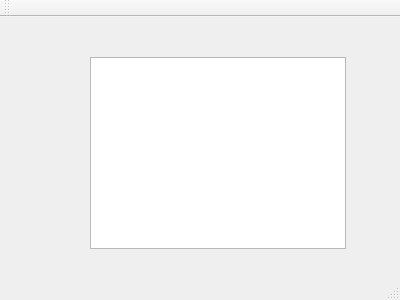
Above: mainwindow.ui from Soma247/cv_qt_test before the change. Below: the same form after it.
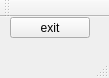
That is the form after the change.

Diff of the .ui file:
```diff
--- a/mainwindow.ui
+++ b/mainwindow.ui
@@ -6,23 +6,26 @@
    <rect>
     <x>0</x>
     <y>0</y>
-    <width>400</width>
-    <height>300</height>
+    <width>109</width>
+    <height>78</height>
    </rect>
   </property>
   <property name="windowTitle">
    <string>MainWindow</string>
   </property>
   <widget class="QWidget" name="centralWidget">
-   <widget class="QGraphicsView" name="graphicsView">
+   <widget class="QPushButton" name="pushButton">
     <property name="geometry">
      <rect>
-      <x>90</x>
-      <y>40</y>
-      <width>256</width>
-      <height>192</height>
+      <x>10</x>
+      <y>0</y>
+      <width>80</width>
+      <height>21</height>
      </rect>
     </property>
+    <property name="text">
+     <string>exit</string>
+    </property>
    </widget>
   </widget>
   <widget class="QMenuBar" name="menuBar">
```
Left out of the diff: 2 changed lines with no effect on the pictures.
